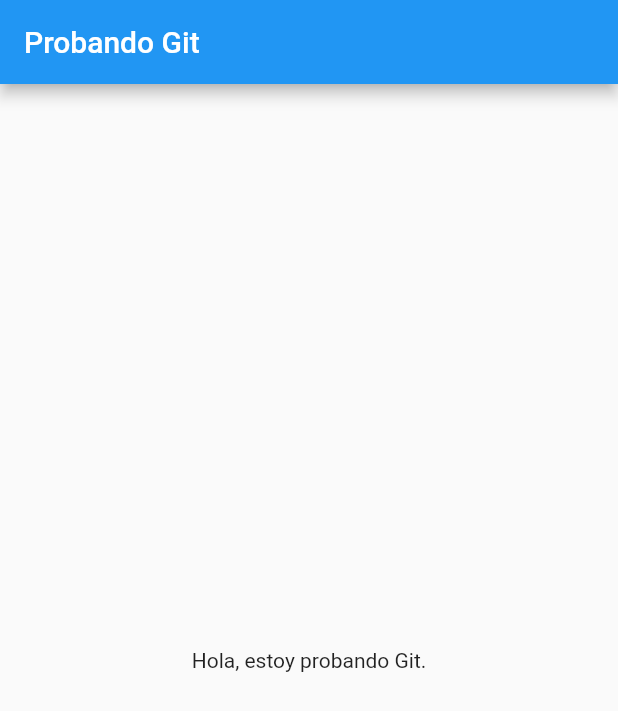
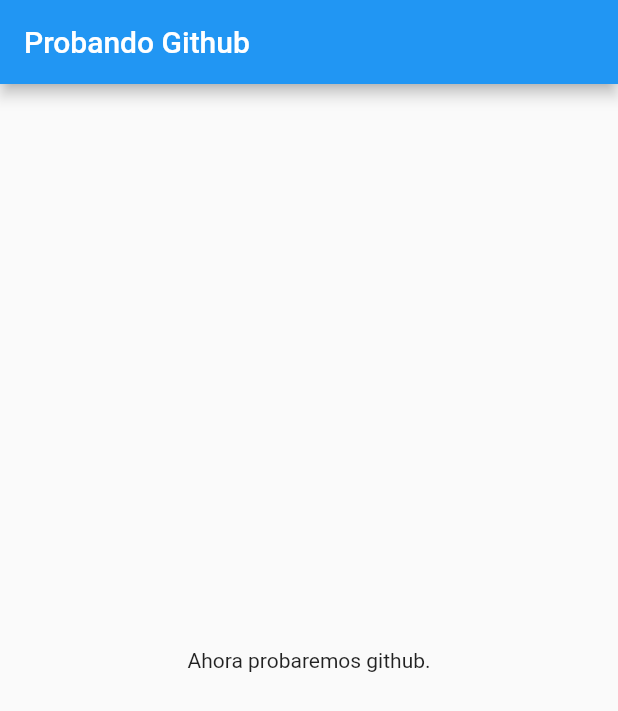
Before and after one commit to JahzeelAndre/TestGitHub, a Flutter app: the screen it shows after launch, on a phone screen of 412 x 824 dp. Shown: the top 711 px of the screen. Run offline on Flutter 3.47's test engine with Material 2 defaults, Android fonts, the light colour scheme and no system bars.

Commit message:
tercer cambio

```diff
--- a/lib/main.dart
+++ b/lib/main.dart
@@ -13,12 +13,12 @@ class MyApp extends StatelessWidget {
       home: Scaffold(
 //Hacemos un cambio agregando un app bar al código.
           appBar: AppBar(
-            title: const Text('Probando Git'),
+            title: const Text('Probando Github'),
           ),
           body: Center(
             child: Column(
               mainAxisAlignment: MainAxisAlignment.center,
-              children: const [Text('Hola, estoy probando Git.')],
+              children: const [Text('Ahora probaremos github.')],
             ),
           )),
     );
```
